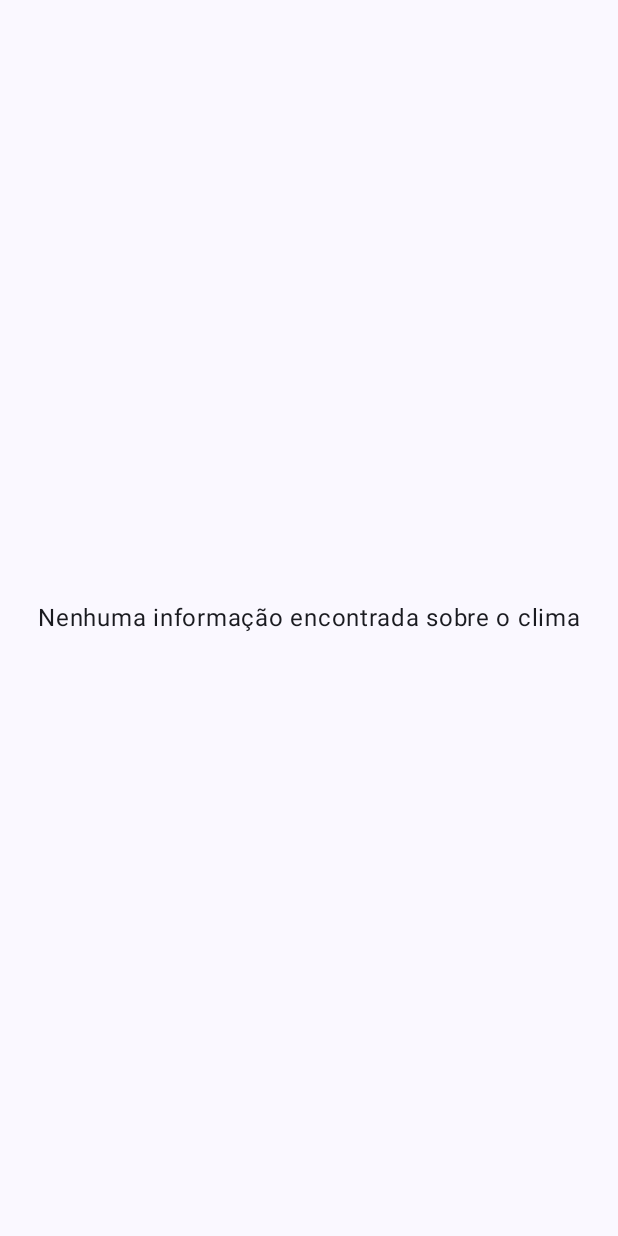
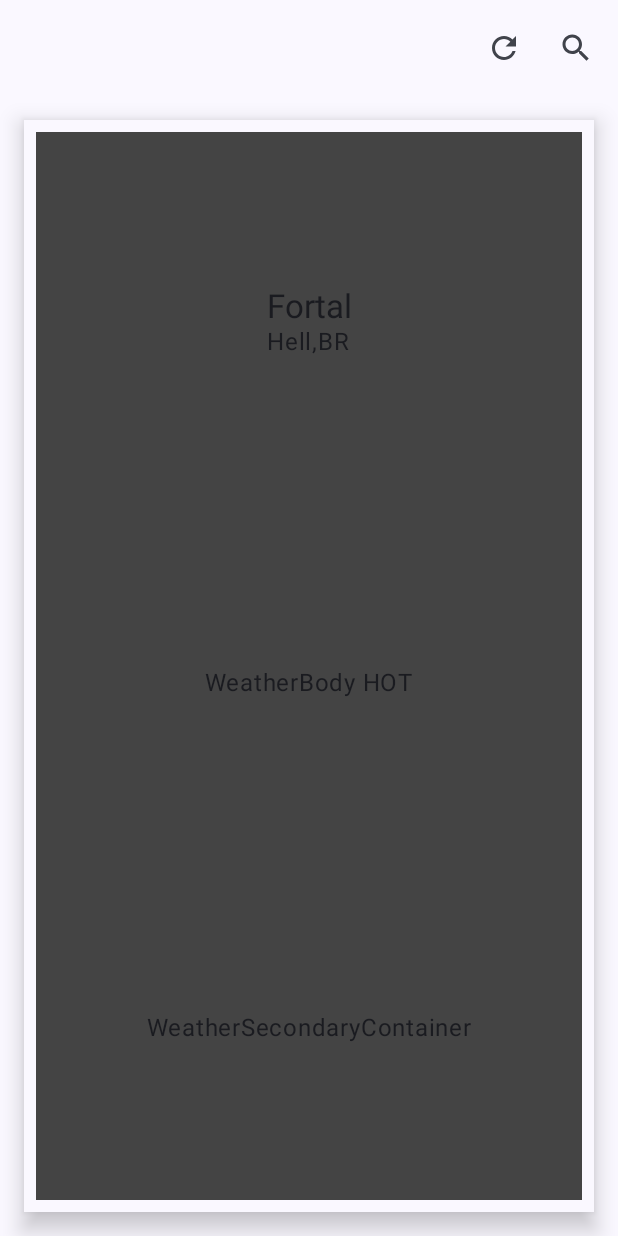
Before and after one commit to miguelloq/compose_weather_app, an Android app built with Jetpack Compose: the WeatherScreen screen opened through its navigation route, on a phone screen of 412 x 824 dp. Run offline under Robolectric (Android 15) with nearby library versions, the phone set to English and light mode, and no system bars; our stand-ins replace Dagger/Hilt's generated code.

Commit message:
WeatherScreen skeleton

```diff
--- a/app/src/main/java/com/example/weatherapp/presentation/components/weather/WeatherBox.kt
+++ b/app/src/main/java/com/example/weatherapp/presentation/components/weather/WeatherBox.kt
@@ -1 +1,8 @@
 package com.example.weatherapp.presentation.components.weather
+
+import androidx.compose.runtime.Composable
+
+@Composable
+fun WeatherBox() {
+
+}
--- a/app/src/main/java/com/example/weatherapp/presentation/components/weather/WeatherContent.kt
+++ b/app/src/main/java/com/example/weatherapp/presentation/components/weather/WeatherContent.kt
@@ -1,4 +1,39 @@
 package com.example.weatherapp.presentation.components.weather
 
-class WeatherContent {
+import androidx.compose.foundation.background
+import androidx.compose.foundation.layout.Arrangement
+import androidx.compose.foundation.layout.Column
+import androidx.compose.foundation.layout.fillMaxSize
+import androidx.compose.foundation.layout.padding
+import androidx.compose.runtime.Composable
+import androidx.compose.ui.Alignment
+import androidx.compose.ui.Modifier
+import androidx.compose.ui.graphics.Color
+import androidx.compose.ui.unit.dp
+import com.example.weatherapp.domain.model.WeatherModel
+
+@Composable
+fun WeatherContent(weather:WeatherModel, modifier: Modifier = Modifier) {
+    Column(
+        modifier,
+        verticalArrangement = Arrangement.SpaceAround,
+        horizontalAlignment = Alignment.CenterHorizontally,
+    ) {
+        WeatherTitle(
+            cityName = weather.city,
+            stateName = weather.state,
+            countryName = weather.country
+        )
+        WeatherBody(
+            temperature = weather.temperature,
+            title = weather.title,
+            feelsLike = weather.feelsLike,
+            description = weather.description
+        )
+        WeatherSecondaryContainer(
+            wind = weather.windSpeed,
+            humidity = weather.humidity,
+            pressure = weather.pressure
+        )
+    }
 }
--- a/app/src/main/java/com/example/weatherapp/presentation/components/weather/WeatherTitle.kt
+++ b/app/src/main/java/com/example/weatherapp/presentation/components/weather/WeatherTitle.kt
@@ -3,10 +3,12 @@ package com.example.weatherapp.presentation.components.weather
 import androidx.compose.foundation.layout.Arrangement
 import androidx.compose.foundation.layout.Column
 import androidx.compose.foundation.layout.fillMaxWidth
+import androidx.compose.material3.MaterialTheme
 import androidx.compose.material3.Text
 import androidx.compose.runtime.Composable
 import androidx.compose.ui.Modifier
 import androidx.compose.ui.graphics.Color
+import androidx.compose.ui.text.style.TextAlign
 import androidx.compose.ui.tooling.preview.Preview
 
 @Composable
@@ -16,11 +18,18 @@ fun WeatherTitle(
     countryName:String,
     modifier: Modifier = Modifier,
 ) {
-    Column(modifier
-        .fillMaxWidth(),
-        verticalArrangement = Arrangement.Center
+    Column(
     ) {
-        Text(text = cityName)
+        Text(
+            text = cityName,
+            style = MaterialTheme.typography.titleLarge,
+            textAlign = TextAlign.Center
+            )
+        Text(
+            text = "$stateName,$countryName",
+            style = MaterialTheme.typography.bodyLarge,
+            textAlign = TextAlign.Center
+        )
     }
 }
 
--- a/app/src/main/java/com/example/weatherapp/presentation/screens/WeatherScreen.kt
+++ b/app/src/main/java/com/example/weatherapp/presentation/screens/WeatherScreen.kt
@@ -1,12 +1,16 @@
 package com.example.weatherapp.presentation.screens
 
 import android.annotation.SuppressLint
+import androidx.compose.foundation.BorderStroke
+import androidx.compose.foundation.background
+import androidx.compose.foundation.border
 import androidx.compose.foundation.layout.Arrangement
 import androidx.compose.foundation.layout.Box
 import androidx.compose.foundation.layout.Column
 import androidx.compose.foundation.layout.fillMaxSize
 import androidx.compose.foundation.layout.fillMaxWidth
 import androidx.compose.foundation.layout.padding
+import androidx.compose.foundation.shape.RoundedCornerShape
 import androidx.compose.material.icons.Icons
 import androidx.compose.material.icons.filled.Refresh
 import androidx.compose.material.icons.filled.Search
@@ -22,57 +26,60 @@ import androidx.compose.material3.TopAppBar
 import androidx.compose.runtime.Composable
 import androidx.compose.ui.Alignment
 import androidx.compose.ui.Modifier
+import androidx.compose.ui.draw.clip
+import androidx.compose.ui.graphics.Color
 import androidx.compose.ui.tooling.preview.Preview
 import androidx.compose.ui.unit.dp
 import androidx.hilt.navigation.compose.hiltViewModel
 import androidx.navigation.NavController
 import com.example.weatherapp.presentation.components.weather.WeatherBody
+import com.example.weatherapp.presentation.components.weather.WeatherContent
 import com.example.weatherapp.presentation.components.weather.WeatherSecondaryContainer
 import com.example.weatherapp.presentation.components.weather.WeatherTitle
 import com.example.weatherapp.presentation.ui.theme.WeatherAppTheme
 import com.example.weatherapp.presentation.viewmodel.WeatherViewmodel
 
 
+@SuppressLint("UnusedMaterial3ScaffoldPaddingParameter")
+@OptIn(ExperimentalMaterial3Api::class)
 @Composable
 fun WeatherScreen(
     navController: NavController,
     viewModel: WeatherViewmodel = hiltViewModel<WeatherViewmodel>(),
 ) {
     val state = viewModel.state.value
-    Box(
-        Modifier
-            .fillMaxSize()){
-        if(state.isLoading){
-            Text("Loading", Modifier.align(Alignment.Center))
-        } else if (state.error.isNotBlank()){
-            Text("Erro encontrado. Erro: ${state.error}", Modifier.align(Alignment.Center))
-        } else if(state.weather!=null){
-            state.weather.let { weather ->
-                Column(Modifier.fillMaxSize(),
-                    verticalArrangement = Arrangement.SpaceBetween,
-                    horizontalAlignment = Alignment.CenterHorizontally
-                ) {
-        //                WeatherTitle(
-        //                    cityName = weather.city,
-        //                    stateName = weather.state,
-        //                    countryName = weather.country
-        //                )
-        //                WeatherBody(
-        //                    temperature = weather.temperature,
-        //                    title = weather.title,
-        //                    feelsLike = weather.feelsLike,
-        //                    description = weather.description
-        //                )
-        //                WeatherSecondaryContainer(
-        //                    wind = weather.windSpeed,
-        //                    humidity = weather.humidity,
-        //                    pressure = weather.pressure
-        //                )
-                    Text(text = weather.city)
+    Scaffold(
+        topBar = {
+            TopAppBar(
+                title = {},
+                actions = {
+                    IconButton(onClick = { /*TODO*/ }) {
+                        Icon(imageVector = Icons.Filled.Refresh, contentDescription = "Refresh content" )
+                    }
+                    IconButton(onClick = { /*TODO*/ }) {
+                        Icon(imageVector = Icons.Filled.Search, contentDescription = "Search regions" )
+                    }
+                }
+            )
+        }
+    ){
+        Box(Modifier.padding(paddingValues = it)
+        ){
+            Surface(shadowElevation = 9.dp, modifier =
+            Modifier
+                .padding(16.dp)
+            ) {
+                if(state.isLoading){
+                    CircularProgressIndicator(Modifier.align(Alignment.Center))
+                } else if (state.error.isNotBlank()){
+                    Text("Erro encontrado. Erro: ${state.error}", Modifier.align(Alignment.Center))
+                } else if(state.weather!=null){
+                    WeatherContent(weather = state.weather, modifier = Modifier.fillMaxSize().padding(8.dp).background(color = Color.DarkGray))
+                } else{
+                    Text("Nenhuma informação encontrada sobre o clima", Modifier.align(Alignment.Center))
                 }
             }
-        } else{
-            Text("Nenhuma informação encontrada sobre o clima", Modifier.align(Alignment.Center))
         }
     }
+
 }
--- a/app/src/main/java/com/example/weatherapp/presentation/state/RegionState.kt
+++ b/app/src/main/java/com/example/weatherapp/presentation/state/RegionState.kt
@@ -1,6 +1,6 @@
 package com.example.weatherapp.presentation.state
 
-import com.example.weatherapp.data.model.RegionModel
+import com.example.weatherapp.domain.model.RegionModel
 
 data class RegionState(
     val isLoading:Boolean = false,
--- a/app/src/main/java/com/example/weatherapp/presentation/state/WeatherState.kt
+++ b/app/src/main/java/com/example/weatherapp/presentation/state/WeatherState.kt
@@ -1,6 +1,6 @@
 package com.example.weatherapp.presentation.state
 
-import com.example.weatherapp.data.model.WeatherModel
+import com.example.weatherapp.domain.model.WeatherModel
 
 data class WeatherState(
     val isLoading:Boolean=false,
--- a/app/src/main/java/com/example/weatherapp/presentation/viewmodel/WeatherViewmodel.kt
+++ b/app/src/main/java/com/example/weatherapp/presentation/viewmodel/WeatherViewmodel.kt
@@ -10,7 +10,7 @@ import androidx.lifecycle.ViewModel
 import androidx.lifecycle.viewModelScope
 import com.example.weatherapp.core.Constants
 import com.example.weatherapp.core.Resource
-import com.example.weatherapp.data.model.RegionModel
+import com.example.weatherapp.domain.model.RegionModel
 import com.example.weatherapp.domain.usecase.GetWeatherInformationUseCase
 import com.example.weatherapp.presentation.state.RegionState
 import com.example.weatherapp.presentation.state.WeatherState
```
